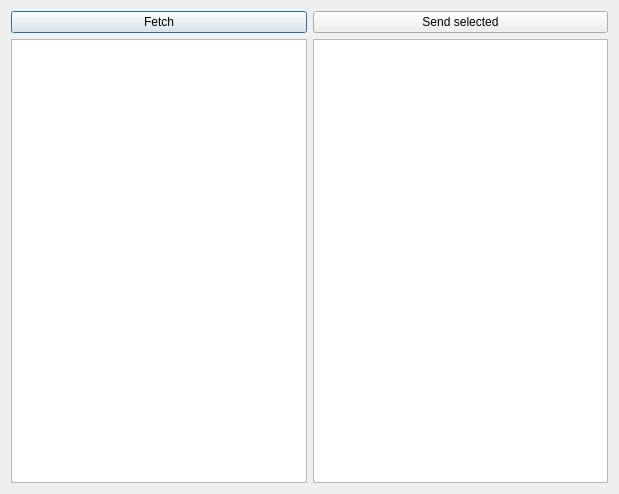
First picture: the form in library_dialog.ui, repository Manuel-K/shruthi-editor, before the edit.
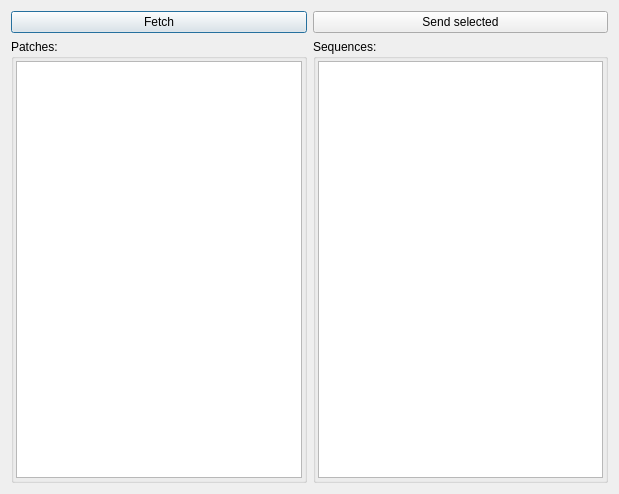
Second picture: the form after the edit.

Commit message: added group boxes; monospace fonts in lists

What changed in the file:
```diff
--- a/library_dialog.ui
+++ b/library_dialog.ui
@@ -22,7 +22,30 @@
     </widget>
    </item>
    <item row="1" column="0">
+    <widget class="QGroupBox" name="gPatch">
+     <property name="title">
+      <string>Patches:</string>
+     </property>
+     <layout class="QVBoxLayout" name="gPatchL">
+      <property name="leftMargin">
+       <number>2</number>
+      </property>
+      <property name="topMargin">
+       <number>2</number>
+      </property>
+      <property name="rightMargin">
+       <number>2</number>
+      </property>
+      <property name="bottomMargin">
+       <number>2</number>
+      </property>
+      <item>
     <widget class="QListWidget" name="patchList">
+        <property name="font">
+         <font>
+          <family>Monospace</family>
+         </font>
+        </property>
      <property name="contextMenuPolicy">
       <enum>Qt::CustomContextMenu</enum>
      </property>
@@ -35,10 +58,36 @@
      <property name="selectionMode">
       <enum>QAbstractItemView::ExtendedSelection</enum>
      </property>
+       </widget>
+      </item>
+     </layout>
     </widget>
    </item>
    <item row="1" column="1">
+    <widget class="QGroupBox" name="gSeq">
+     <property name="title">
+      <string>Sequences:</string>
+     </property>
+     <layout class="QVBoxLayout" name="gSeqL">
+      <property name="leftMargin">
+       <number>2</number>
+      </property>
+      <property name="topMargin">
+       <number>2</number>
+      </property>
+      <property name="rightMargin">
+       <number>2</number>
+      </property>
+      <property name="bottomMargin">
+       <number>2</number>
+      </property>
+      <item>
     <widget class="QListWidget" name="sequenceList">
+        <property name="font">
+         <font>
+          <family>Monospace</family>
+         </font>
+        </property>
      <property name="contextMenuPolicy">
       <enum>Qt::CustomContextMenu</enum>
      </property>
@@ -51,6 +100,9 @@
      <property name="selectionMode">
       <enum>QAbstractItemView::ExtendedSelection</enum>
      </property>
+       </widget>
+      </item>
+     </layout>
     </widget>
    </item>
    <item row="0" column="1">
```
Lines whose indentation alone changed are shown as unchanged.
